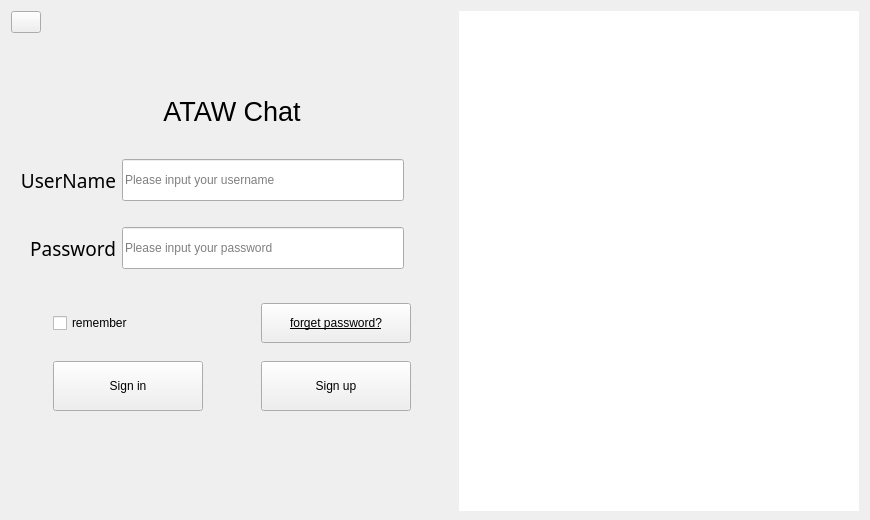
OY-YH/ATAW-Chat, file chat_Client/login/page_login.ui: the form before one commit.
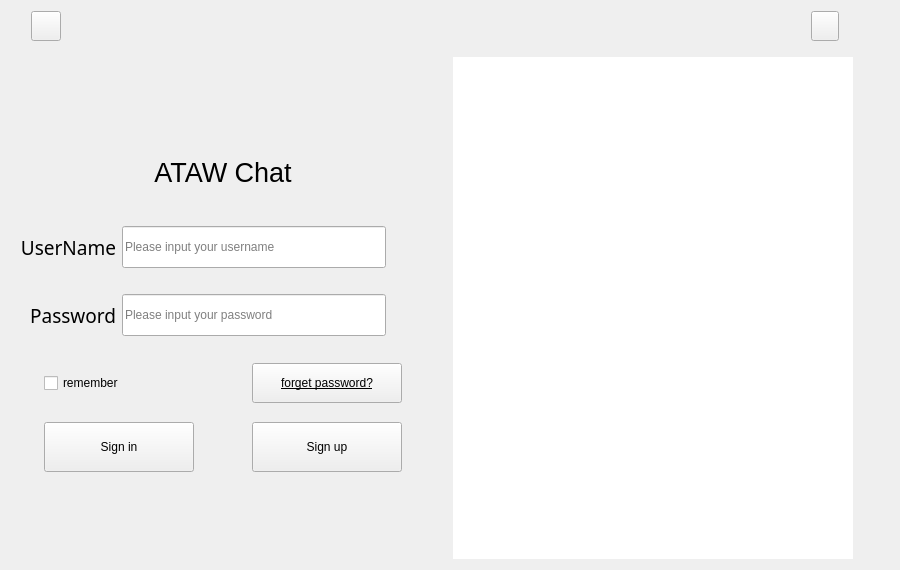
The form after the commit. Icons and pictures are not drawn.

```diff
--- a/chat_Client/login/page_login.ui
+++ b/chat_Client/login/page_login.ui
@@ -6,20 +6,20 @@
    <rect>
     <x>0</x>
     <y>0</y>
-    <width>870</width>
-    <height>520</height>
+    <width>900</width>
+    <height>570</height>
    </rect>
   </property>
   <property name="minimumSize">
    <size>
-    <width>870</width>
-    <height>520</height>
+    <width>900</width>
+    <height>570</height>
    </size>
   </property>
   <property name="maximumSize">
    <size>
     <width>900</width>
-    <height>520</height>
+    <height>570</height>
    </size>
   </property>
   <property name="sizeIncrement">
@@ -38,12 +38,15 @@
   <property name="toolTip">
    <string>这是登录界面</string>
   </property>
+  <property name="layoutDirection">
+   <enum>Qt::LeftToRight</enum>
+  </property>
   <property name="styleSheet">
    <string notr="true"/>
   </property>
   <layout class="QGridLayout" name="gridLayout">
    <item row="4" column="0">
-    <spacer name="verticalSpacer_5">
+    <spacer name="verticalSpacer_3">
      <property name="orientation">
       <enum>Qt::Vertical</enum>
      </property>
@@ -53,12 +56,42 @@
      <property name="sizeHint" stdset="0">
       <size>
        <width>20</width>
-       <height>8</height>
+       <height>20</height>
       </size>
      </property>
     </spacer>
    </item>
-   <item row="7" column="0">
+   <item row="6" column="0">
+    <widget class="QLabel" name="lb_title">
+     <property name="minimumSize">
+      <size>
+       <width>0</width>
+       <height>50</height>
+      </size>
+     </property>
+     <property name="maximumSize">
+      <size>
+       <width>16777215</width>
+       <height>140</height>
+      </size>
+     </property>
+     <property name="font">
+      <font>
+       <pointsize>20</pointsize>
+      </font>
+     </property>
+     <property name="styleSheet">
+      <string notr="true"/>
+     </property>
+     <property name="text">
+      <string>ATAW Chat</string>
+     </property>
+     <property name="alignment">
+      <set>Qt::AlignCenter</set>
+     </property>
+    </widget>
+   </item>
+   <item row="10" column="0">
     <widget class="QWidget" name="widget" native="true">
      <property name="minimumSize">
       <size>
@@ -250,7 +283,45 @@
      </layout>
     </widget>
    </item>
-   <item row="5" column="0">
+   <item row="7" column="0">
+    <spacer name="verticalSpacer_5">
+     <property name="orientation">
+      <enum>Qt::Vertical</enum>
+     </property>
+     <property name="sizeType">
+      <enum>QSizePolicy::Maximum</enum>
+     </property>
+     <property name="sizeHint" stdset="0">
+      <size>
+       <width>20</width>
+       <height>8</height>
+      </size>
+     </property>
+    </spacer>
+   </item>
+   <item row="2" column="3" rowspan="11">
+    <widget class="QLabel" name="lb_image">
+     <property name="minimumSize">
+      <size>
+       <width>400</width>
+       <height>500</height>
+      </size>
+     </property>
+     <property name="maximumSize">
+      <size>
+       <width>400</width>
+       <height>16777215</height>
+      </size>
+     </property>
+     <property name="styleSheet">
+      <string notr="true">background-color: rgb(255, 255, 255);</string>
+     </property>
+     <property name="text">
+      <string/>
+     </property>
+    </widget>
+   </item>
+   <item row="8" column="0">
     <widget class="QWidget" name="widget_2" native="true">
      <property name="minimumSize">
       <size>
@@ -370,88 +441,68 @@
      </layout>
     </widget>
    </item>
-   <item row="3" column="0">
-    <widget class="QLabel" name="lb_title">
+   <item row="0" column="4" colspan="2">
+    <widget class="QWidget" name="widget_3" native="true">
      <property name="minimumSize">
-      <size>
-       <width>0</width>
-       <height>50</height>
-      </size>
-     </property>
-     <property name="maximumSize">
-      <size>
-       <width>16777215</width>
-       <height>140</height>
-      </size>
-     </property>
-     <property name="font">
-      <font>
-       <pointsize>20</pointsize>
-      </font>
-     </property>
-     <property name="styleSheet">
-      <string notr="true"/>
-     </property>
-     <property name="text">
-      <string>ATAW Chat</string>
-     </property>
-     <property name="alignment">
-      <set>Qt::AlignCenter</set>
-     </property>
-    </widget>
-   </item>
-   <item row="1" column="0">
-    <spacer name="verticalSpacer_3">
-     <property name="orientation">
-      <enum>Qt::Vertical</enum>
-     </property>
-     <property name="sizeType">
-      <enum>QSizePolicy::Maximum</enum>
-     </property>
-     <property name="sizeHint" stdset="0">
-      <size>
-       <width>20</width>
-       <height>20</height>
-      </size>
-     </property>
-    </spacer>
-   </item>
-   <item row="0" column="0">
-    <widget class="QPushButton" name="setNetBut">
-     <property name="maximumSize">
       <size>
        <width>30</width>
-       <height>35</height>
+       <height>30</height>
       </size>
      </property>
-     <property name="styleSheet">
-      <string notr="true">border-image: url(:/网络设置.svg);</string>
-     </property>
-     <property name="text">
-      <string/>
-     </property>
     </widget>
    </item>
-   <item row="0" column="1" rowspan="10">
-    <widget class="QLabel" name="lb_image">
+   <item row="0" column="0" colspan="4">
+    <widget class="QWidget" name="widget_4" native="true">
      <property name="minimumSize">
       <size>
-       <width>400</width>
-       <height>500</height>
+       <width>0</width>
+       <height>40</height>
       </size>
      </property>
-     <property name="maximumSize">
-      <size>
-       <width>400</width>
-       <height>16777215</height>
-      </size>
-     </property>
-     <property name="styleSheet">
-      <string notr="true">background-color: rgb(255, 255, 255);</string>
-     </property>
-     <property name="text">
-      <string/>
-     </property>
+     <widget class="QPushButton" name="setNetBut">
+      <property name="geometry">
+       <rect>
+        <x>20</x>
+        <y>0</y>
+        <width>30</width>
+        <height>30</height>
+       </rect>
+      </property>
+      <property name="maximumSize">
+       <size>
+        <width>30</width>
+        <height>35</height>
+       </size>
+      </property>
+      <property name="styleSheet">
+       <string notr="true">border-image: url(:/网络设置.svg);</string>
+      </property>
+      <property name="text">
+       <string/>
+      </property>
+     </widget>
+     <widget class="QPushButton" name="exitButton">
+      <property name="geometry">
+       <rect>
+        <x>800</x>
+        <y>0</y>
+        <width>28</width>
+        <height>30</height>
+       </rect>
+      </property>
+      <property name="maximumSize">
+       <size>
+        <width>28</width>
+        <height>30</height>
+       </size>
+      </property>
+      <property name="styleSheet">
+       <string notr="true">border-image: url(:/res/pic/删除2.png);</string>
+      </property>
+      <property name="text">
+       <string/>
+      </property>
+     </widget>
     </widget>
    </item>
   </layout>
```
Left out of the diff: 84 changed lines with no effect on the pictures.
